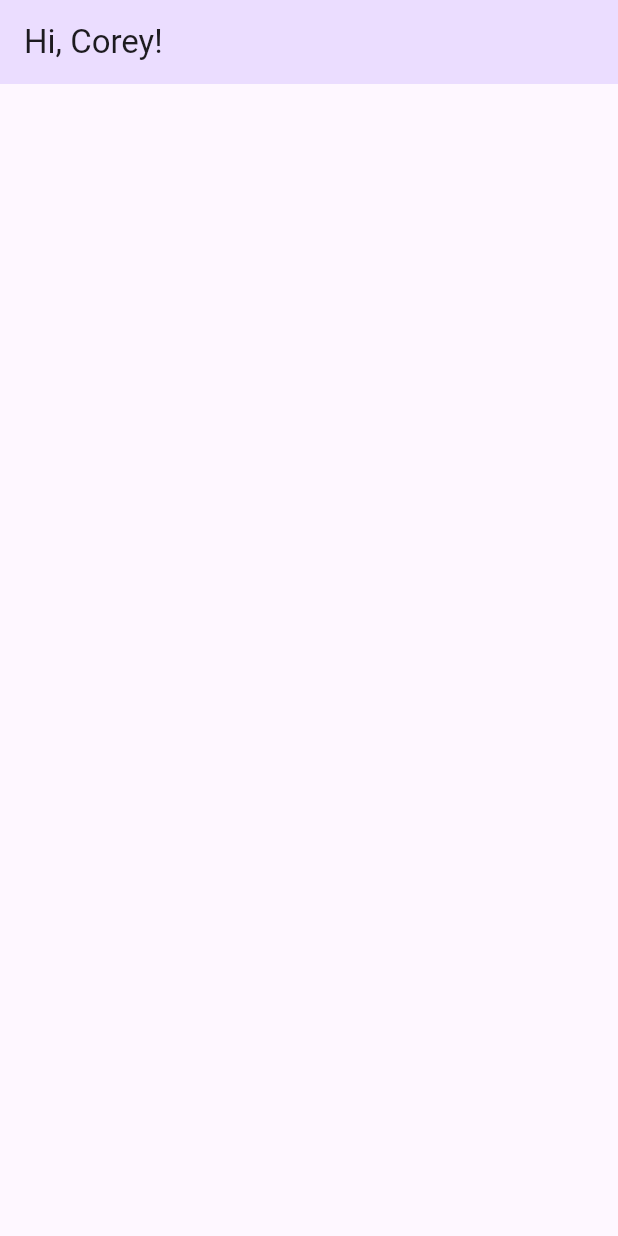
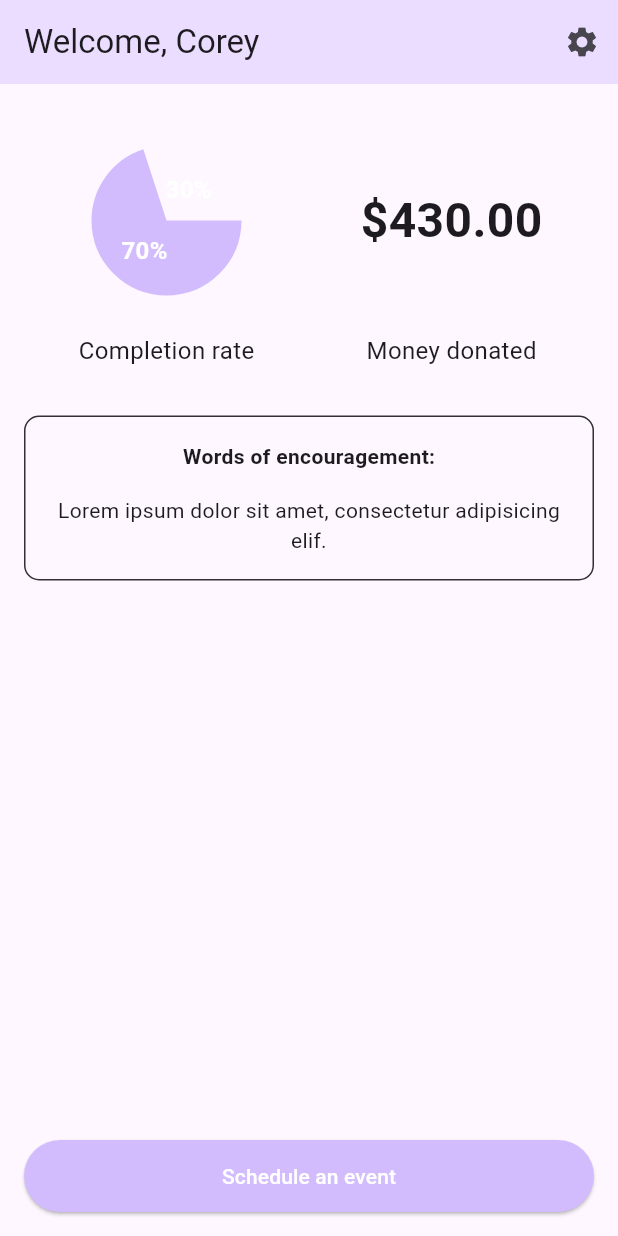
Before and after one commit to corey-mitchell/accountabill, a Flutter app: the DashboardPage screen opened directly, on a phone screen of 412 x 824 dp. Run offline on Flutter 3.47's test engine with Material 3 defaults, Android fonts, the phone set to English and light mode, and no system bars; drawn by our look-alikes of fl_chart.

Commit message:
Moved my Dashboard page into a pages folder, along with the initial flutter page for reference. Created a widgets folder for holding standalone components. Created a completion rate component with a simple pie chart, using fl_chart. Created a money donated component for displaying a value to the user. Updated dashboard layout to align with my wireframes.

```diff
--- a/lib/main.dart
+++ b/lib/main.dart
@@ -1,4 +1,5 @@
 import 'package:flutter/material.dart';
+import 'package:accountabill/pages/dashboard.dart';
 
 void main() {
   runApp(const MyApp());
@@ -7,11 +8,11 @@ void main() {
 class MyApp extends StatelessWidget {
   const MyApp({super.key});
 
-  // This widget is the root of your application.
+  // This widget is the root of the application.
   @override
   Widget build(BuildContext context) {
     return MaterialApp(
-      title: 'Flutter Demo',
+      title: 'Account-a-Bill',
       theme: ThemeData(
         // This is the theme of your application.
         //
@@ -30,93 +31,7 @@ class MyApp extends StatelessWidget {
         // tested with just a hot reload.
         colorScheme: .fromSeed(seedColor: Colors.deepPurple),
       ),
-      home: const MyHomePage(title: 'Flutter Demo Home Page'),
+      home: DashboardPage(userName: 'Corey'),
     );
   }
 }
-
-class MyHomePage extends StatefulWidget {
-  const MyHomePage({super.key, required this.title});
-
-  // This widget is the home page of your application. It is stateful, meaning
-  // that it has a State object (defined below) that contains fields that affect
-  // how it looks.
-
-  // This class is the configuration for the state. It holds the values (in this
-  // case the title) provided by the parent (in this case the App widget) and
-  // used by the build method of the State. Fields in a Widget subclass are
-  // always marked "final".
-
-  final String title;
-
-  @override
-  State<MyHomePage> createState() => _MyHomePageState();
-}
-
-class _MyHomePageState extends State<MyHomePage> {
-  int _counter = 0;
-
-  void _incrementCounter() {
-    setState(() {
-      // This call to setState tells the Flutter framework that something has
-      // changed in this State, which causes it to rerun the build method below
-      // so that the display can reflect the updated values. If we changed
-      // _counter without calling setState(), then the build method would not be
-      // called again, and so nothing would appear to happen.
-      _counter++;
-    });
-  }
-
-  @override
-  Widget build(BuildContext context) {
-    // This method is rerun every time setState is called, for instance as done
-    // by the _incrementCounter method above.
-    //
-    // The Flutter framework has been optimized to make rerunning build methods
-    // fast, so that you can just rebuild anything that needs updating rather
-    // than having to individually change instances of widgets.
-    return Scaffold(
-      appBar: AppBar(
-        // TRY THIS: Try changing the color here to a specific color (to
-        // Colors.amber, perhaps?) and trigger a hot reload to see the AppBar
-        // change color while the other colors stay the same.
-        backgroundColor: Theme.of(context).colorScheme.inversePrimary,
-        // Here we take the value from the MyHomePage object that was created by
-        // the App.build method, and use it to set our appbar title.
-        title: Text(widget.title),
-      ),
-      body: Center(
-        // Center is a layout widget. It takes a single child and positions it
-        // in the middle of the parent.
-        child: Column(
-          // Column is also a layout widget. It takes a list of children and
-          // arranges them vertically. By default, it sizes itself to fit its
-          // children horizontally, and tries to be as tall as its parent.
-          //
-          // Column has various properties to control how it sizes itself and
-          // how it positions its children. Here we use mainAxisAlignment to
-          // center the children vertically; the main axis here is the vertical
-          // axis because Columns are vertical (the cross axis would be
-          // horizontal).
-          //
-          // TRY THIS: Invoke "debug painting" (choose the "Toggle Debug Paint"
-          // action in the IDE, or press "p" in the console), to see the
-          // wireframe for each widget.
-          mainAxisAlignment: .center,
-          children: [
-            const Text('You have pushed the button this many times:'),
-            Text(
-              '$_counter',
-              style: Theme.of(context).textTheme.headlineMedium,
-            ),
-          ],
-        ),
-      ),
-      floatingActionButton: FloatingActionButton(
-        onPressed: _incrementCounter,
-        tooltip: 'Increment',
-        child: const Icon(Icons.add),
-      ),
-    );
-  }
-}
--- /dev/null
+++ b/lib/pages/dashboard.dart
@@ -0,0 +1,90 @@
+import 'package:accountabill/widgets/completion_rate.dart';
+import 'package:accountabill/widgets/money_donated.dart';
+import 'package:flutter/material.dart';
+
+class DashboardPage extends StatelessWidget {
+  const DashboardPage({super.key, required this.userName});
+
+  final String userName;
+
+  // Return page scaffold
+  @override
+  Widget build(BuildContext context) {
+    return Scaffold(appBar: _appBar(context), body: _buildUI(context));
+  }
+
+  // Page app bar
+  PreferredSizeWidget _appBar(BuildContext context) {
+    return AppBar(
+      backgroundColor: Theme.of(context).colorScheme.primaryFixed,
+      title: Text("Welcome, $userName"),
+      actions: [
+        IconButton(
+          icon: Icon(Icons.settings),
+          onPressed: () {
+            print('Route to settings page');
+          },
+        ),
+      ],
+    );
+  }
+
+  // Page UI
+  Widget _buildUI(BuildContext context) {
+    return Container(
+      padding: EdgeInsets.all(16),
+      child: Column(
+        spacing: 32,
+        children: [
+          Row(
+            mainAxisAlignment: MainAxisAlignment.spaceAround,
+            children: [CompletionRate(), MoneyDonated()],
+          ),
+          Container(
+            width: double.infinity, // consume full width
+            padding: EdgeInsets.all(16),
+            decoration: BoxDecoration(
+              border: Border.all(
+                color: Theme.of(context).colorScheme.inverseSurface,
+              ),
+              borderRadius: BorderRadius.all(Radius.circular(10)),
+            ),
+            child: Column(
+              spacing: 16,
+              children: [
+                Text(
+                  "Words of encouragement:",
+                  style: TextStyle(fontWeight: FontWeight.bold),
+                ),
+                Text(
+                  "Lorem ipsum dolor sit amet, consectetur adipisicing elif.",
+                  textAlign: TextAlign.center,
+                ),
+              ],
+            ),
+          ),
+          Spacer(), // Push button to the bottom
+          Padding(
+            padding: EdgeInsets.only(
+              bottom: MediaQuery.of(context).padding.bottom,
+            ),
+            child: SizedBox(
+              width: double.infinity,
+              height: 48,
+              child: ElevatedButton(
+                onPressed: () {
+                  print('Route to events page');
+                },
+                style: ElevatedButton.styleFrom(
+                  backgroundColor: Theme.of(context).colorScheme.inversePrimary,
+                  foregroundColor: Colors.white,
+                ),
+                child: Text("Schedule an event"),
+              ),
+            ),
+          ),
+        ],
+      ),
+    );
+  }
+}
--- a/lib/secondary.dart
+++ b/lib/pages/flutter_init.dart
@@ -7,11 +7,11 @@ void main() {
 class MyApp extends StatelessWidget {
   const MyApp({super.key});
 
-  // This widget is the root of the application.
+  // This widget is the root of your application.
   @override
   Widget build(BuildContext context) {
     return MaterialApp(
-      title: 'Account-a-Bill',
+      title: 'Flutter Demo',
       theme: ThemeData(
         // This is the theme of your application.
         //
@@ -30,23 +30,7 @@ class MyApp extends StatelessWidget {
         // tested with just a hot reload.
         colorScheme: .fromSeed(seedColor: Colors.deepPurple),
       ),
-      home: const DashboardPage(userName: 'Corey'),
-    );
-  }
-}
-
-class DashboardPage extends StatelessWidget {
-  const DashboardPage({super.key, required this.userName});
-
-  final String userName;
-
-  @override
-  Widget build(BuildContext context) {
-    return Scaffold(
-      appBar: AppBar(
-        backgroundColor: Theme.of(context).colorScheme.primaryFixed,
-        title: Text("Hi, $userName!"),
-      ),
+      home: const MyHomePage(title: 'Flutter Demo Home Page'),
     );
   }
 }
--- /dev/null
+++ b/lib/widgets/completion_rate.dart
@@ -0,0 +1,59 @@
+import 'package:flutter/material.dart';
+import 'package:fl_chart/fl_chart.dart';
+
+class CompletionRate extends StatelessWidget {
+  const CompletionRate({super.key});
+
+  Widget build(BuildContext context) {
+    return Column(
+      children: [
+        Container(
+          height: 150,
+          width: 150,
+          child: PieChart(
+            PieChartData(
+              sections: _pieChartSections(context),
+              sectionsSpace: 0,
+              centerSpaceRadius: 0,
+            ),
+          ),
+        ),
+        Center(
+          child: Text(
+            "Completion rate",
+            style: TextStyle(fontFamily: "Roboto", fontSize: 16),
+          ),
+        ),
+      ],
+    );
+  }
+
+  List<PieChartSectionData> _pieChartSections(BuildContext context) {
+    return [
+      PieChartSectionData(
+        value: 70, // 70% for the first section
+        color: Theme.of(
+          context,
+        ).colorScheme.inversePrimary, // Set color for this section
+        title: '70%', // Optionally add a title
+        radius: 50, // Size of the section
+        titleStyle: TextStyle(
+          fontSize: 16,
+          fontWeight: FontWeight.bold,
+          color: Colors.white, // Text color for the title
+        ),
+      ),
+      PieChartSectionData(
+        value: 30, // 30% for the second section
+        color: Colors.transparent, // Set color for this section
+        title: '30%', // Optionally add a title
+        radius: 50, // Size of the section
+        titleStyle: TextStyle(
+          fontSize: 16,
+          fontWeight: FontWeight.bold,
+          color: Colors.white, // Text color for the title
+        ),
+      ),
+    ];
+  }
+}
--- /dev/null
+++ b/lib/widgets/money_donated.dart
@@ -0,0 +1,32 @@
+import 'package:flutter/material.dart';
+
+class MoneyDonated extends StatelessWidget {
+  const MoneyDonated({super.key});
+
+  Widget build(BuildContext context) {
+    return Column(
+      children: [
+        Container(
+          height: 150,
+          width: 150,
+          child: Center(
+            child: Text(
+              "\$430.00",
+              style: TextStyle(
+                fontFamily: "Roboto",
+                fontSize: 32,
+                fontWeight: FontWeight.bold,
+              ),
+            ),
+          ),
+        ),
+        Center(
+          child: Text(
+            "Money donated",
+            style: TextStyle(fontFamily: "Roboto", fontSize: 16),
+          ),
+        ),
+      ],
+    );
+  }
+}
--- a/pubspec.yaml
+++ b/pubspec.yaml
@@ -2,7 +2,7 @@ name: accountabill
 description: "A new Flutter project."
 # The following line prevents the package from being accidentally published to
 # pub.dev using `flutter pub publish`. This is preferred for private packages.
-publish_to: 'none' # Remove this line if you wish to publish to pub.dev
+publish_to: "none" # Remove this line if you wish to publish to pub.dev
 
 # The following defines the version and build number for your application.
 # A version number is three numbers separated by dots, like 1.2.43
@@ -35,6 +35,9 @@ dependencies:
   # Use with the CupertinoIcons class for iOS style icons.
   cupertino_icons: ^1.0.8
 
+  # The following adds charts for data visualizations
+  fl_chart: ^1.1.1
+
 dev_dependencies:
   flutter_test:
     sdk: flutter
@@ -51,7 +54,6 @@ dev_dependencies:
 
 # The following section is specific to Flutter packages.
 flutter:
-
   # The following line ensures that the Material Icons font is
   # included with your application, so that you can use the icons in
   # the material Icons class.
```
Also changed, not shown: pubspec.lock, 1 other file.
